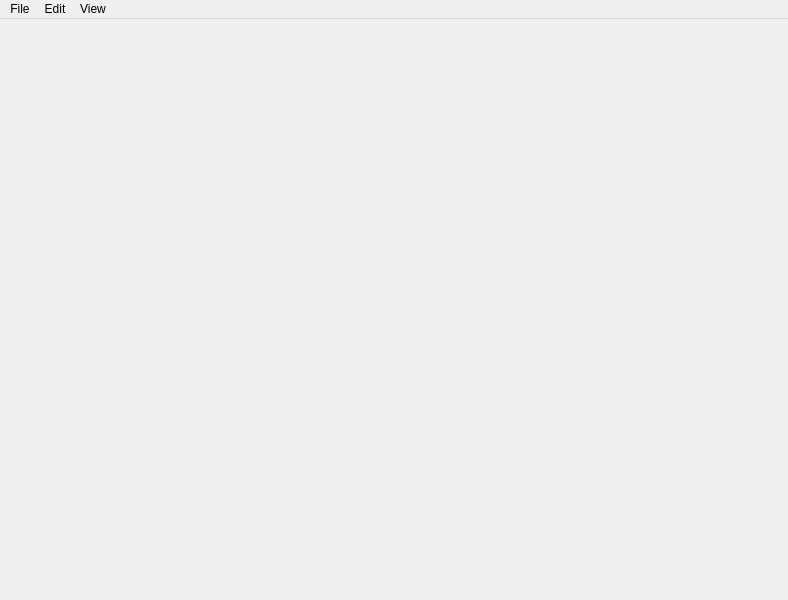
MATF-RS20/RS028-ccode, file CCODE/mainwindow.ui: the form before one commit.
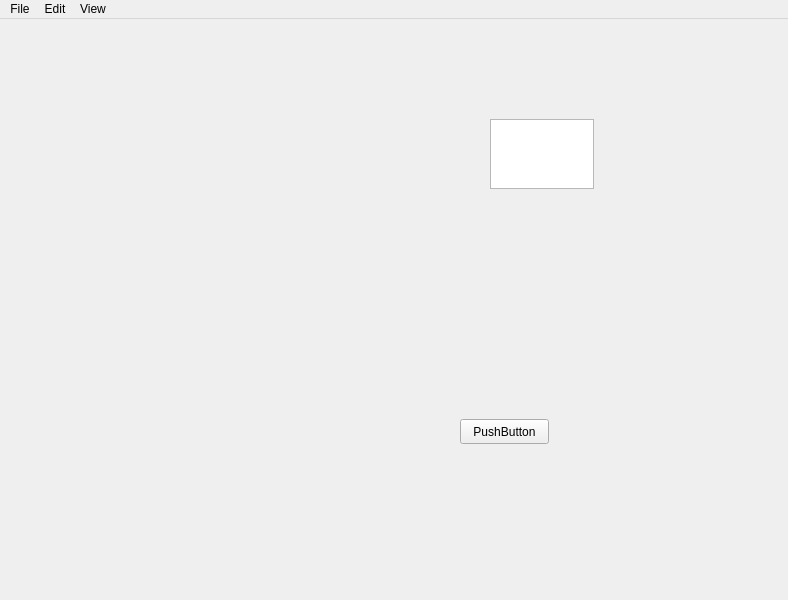
The form after the commit. Icons and pictures are not drawn.

```diff
--- a/CCODE/mainwindow.ui
+++ b/CCODE/mainwindow.ui
@@ -25,6 +25,29 @@
    <property name="tabletTracking">
     <bool>true</bool>
    </property>
+   <widget class="QPushButton" name="pushButton">
+    <property name="geometry">
+     <rect>
+      <x>460</x>
+      <y>400</y>
+      <width>89</width>
+      <height>25</height>
+     </rect>
+    </property>
+    <property name="text">
+     <string>PushButton</string>
+    </property>
+   </widget>
+   <widget class="QPlainTextEdit" name="plainTextEdit">
+    <property name="geometry">
+     <rect>
+      <x>490</x>
+      <y>100</y>
+      <width>104</width>
+      <height>70</height>
+     </rect>
+    </property>
+   </widget>
   </widget>
   <widget class="QMenuBar" name="menubar">
    <property name="geometry">
```
